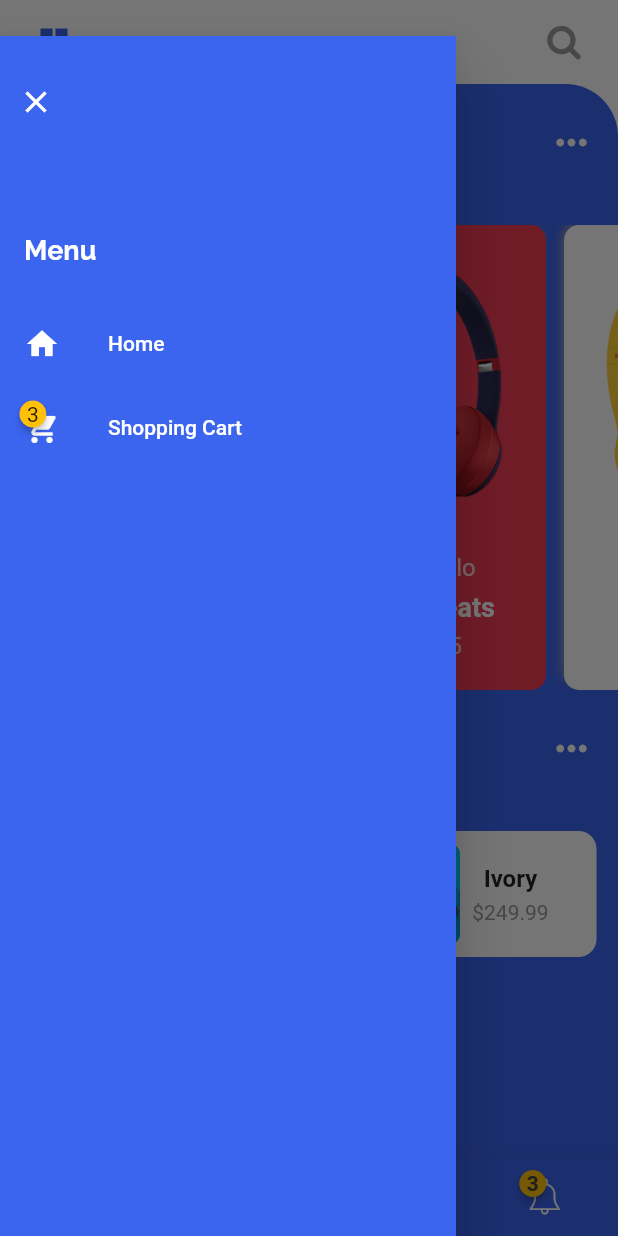
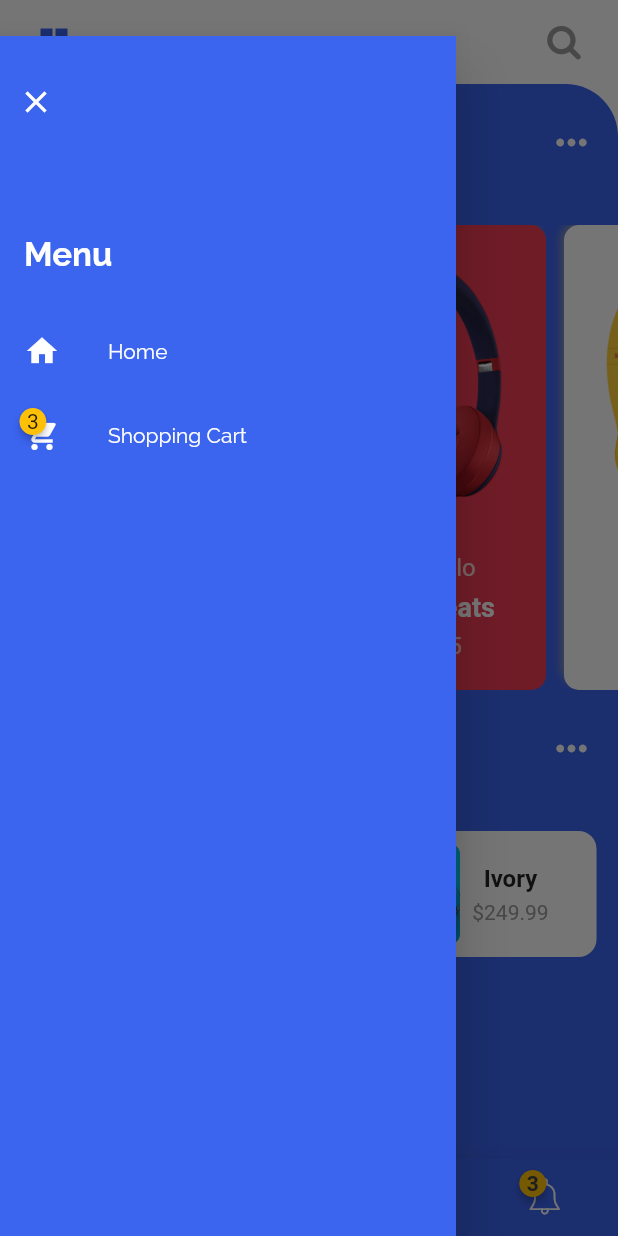
Before and after one commit to oliverboamah/e_commerce_headphone, a Flutter app: the screen it shows after launch, with the side drawer open, on a phone screen of 412 x 824 dp. Run offline on Flutter 3.47's test engine with Material 2 defaults, Android fonts, the phone set to English and light mode, and no system bars; drawn by our look-alikes of badges; our stand-ins replace shared_preferences.

Commit message:
Update navigation drawer with custom font

```diff
--- a/lib/ui/layouts/neat_nav_drawer.dart
+++ b/lib/ui/layouts/neat_nav_drawer.dart
@@ -77,7 +77,7 @@ class _NeatNavDrawerState extends State<NeatNavDrawer> {
                         'Menu',
                         style: TextStyle(
                             color: this.widget.menuTitleColor,
-                            fontSize: 18,
+                            fontSize: 22,
                            fontFamily: 'Raleway',
                             fontWeight: FontWeight.bold),
                       ),
@@ -118,7 +118,8 @@ class _NeatNavDrawerState extends State<NeatNavDrawer> {
           ),
           title: Text(
             menuItem.title,
-            style: TextStyle(color: color),
+            style: TextStyle(color: color, fontFamily: 'Raleway'
+            ),
           ),
         ),
         onTap: () => _onMenuItemClicked(menuItem.title),
```
